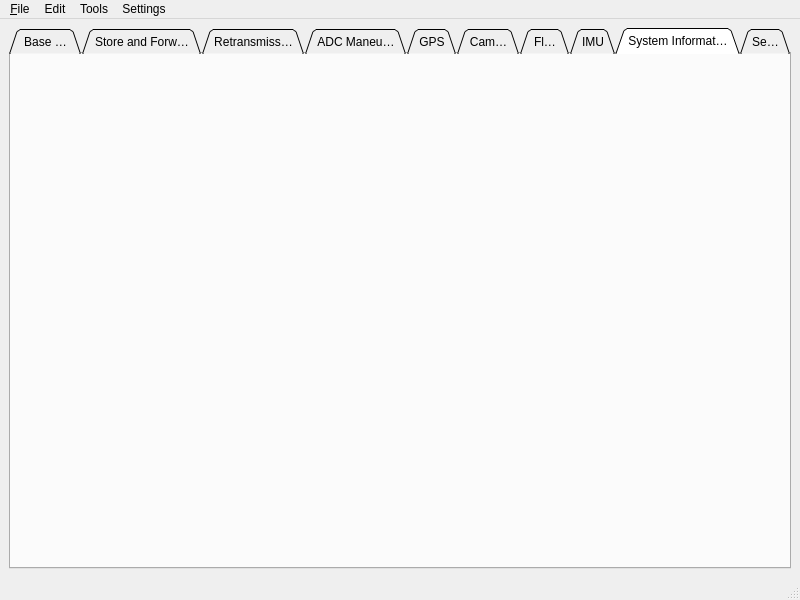
The window that FOSSAGSCP/mainwindow.ui (FOSSASystems/FOSSA-GroundStationControlPanel) describes before a commit, drawn with Qt 5.
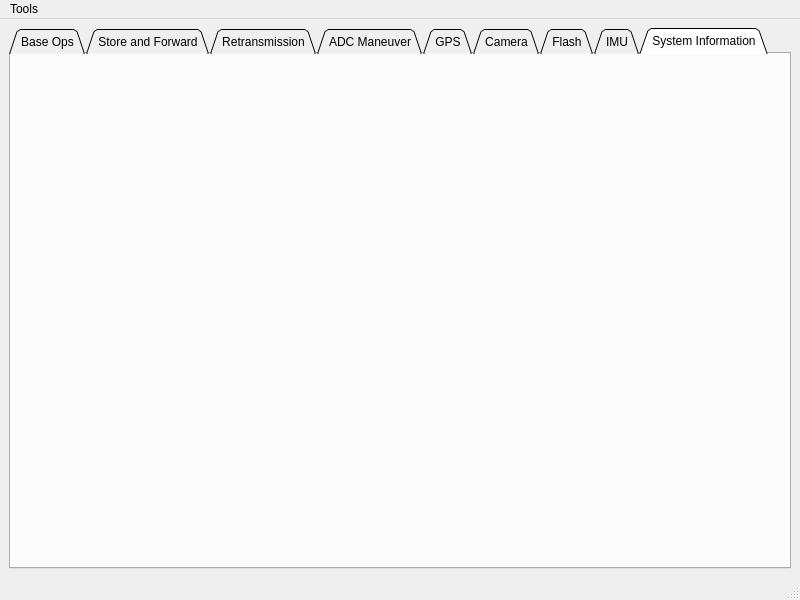
The same window after the commit. The open tabs and pages were chosen to show the change.

Commit message: Removed old framework structure, added serial port list button

Diff of the .ui file:
```diff
--- a/FOSSAGSCP/mainwindow.ui
+++ b/FOSSAGSCP/mainwindow.ui
@@ -95,11 +95,6 @@
         <string>System Information</string>
        </attribute>
       </widget>
-      <widget class="QWidget" name="Serial">
-       <attribute name="title">
-        <string>Serial</string>
-       </attribute>
-      </widget>
      </widget>
     </item>
    </layout>
@@ -113,36 +108,13 @@
      <height>22</height>
     </rect>
    </property>
-   <widget class="QMenu" name="menu_File">
-    <property name="title">
-     <string>&amp;File</string>
-    </property>
-   </widget>
-   <widget class="QMenu" name="menuEdit">
-    <property name="title">
-     <string>Edit</string>
-    </property>
-   </widget>
    <widget class="QMenu" name="menuTools">
     <property name="title">
      <string>Tools</string>
     </property>
     <addaction name="actionTLE_Information"/>
    </widget>
-   <widget class="QMenu" name="menuSettings">
-    <property name="title">
-     <string>Settings</string>
-    </property>
-    <addaction name="actionLogging_2"/>
-    <addaction name="actionEncryption_2"/>
-    <addaction name="actionTLE"/>
-    <addaction name="actionSerial_Ports"/>
-    <addaction name="actionWeb_Route"/>
-   </widget>
-   <addaction name="menu_File"/>
-   <addaction name="menuEdit"/>
    <addaction name="menuTools"/>
-   <addaction name="menuSettings"/>
   </widget>
   <widget class="QStatusBar" name="statusbar"/>
   <action name="actionLogging_2">
```
Left out of the diff: 33 changed lines with no effect on the pictures. The commit also changes 28 other files.
